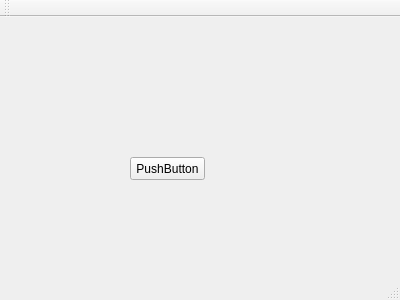
Before: the Qt Designer form mainwindow.ui in Plusers/ASL, drawn with Qt 5.
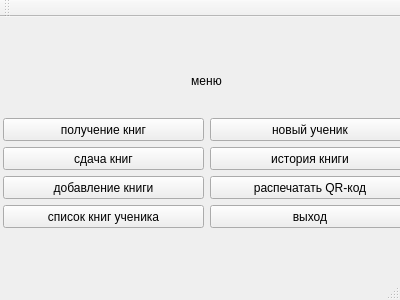
After: the same form once the commit is applied.

Commit message: moved menu to mainwindow

Diff of the .ui file:
```diff
--- a/mainwindow.ui
+++ b/mainwindow.ui
@@ -14,17 +14,121 @@
    <string>MainWindow</string>
   </property>
   <widget class="QWidget" name="centralWidget">
+   <widget class="QPushButton" name="pushButton_7">
+    <property name="geometry">
+     <rect>
+      <x>210</x>
+      <y>159</y>
+      <width>200</width>
+      <height>23</height>
+     </rect>
+    </property>
+    <property name="text">
+     <string>распечатать QR-код</string>
+    </property>
+   </widget>
+   <widget class="QLabel" name="label">
+    <property name="geometry">
+     <rect>
+      <x>3</x>
+      <y>34</y>
+      <width>407</width>
+      <height>61</height>
+     </rect>
+    </property>
+    <property name="text">
+     <string>&lt;html&gt;&lt;head/&gt;&lt;body&gt;&lt;p align=&quot;center&quot;&gt;меню&lt;/p&gt;&lt;/body&gt;&lt;/html&gt;</string>
+    </property>
+   </widget>
    <widget class="QPushButton" name="pushButton">
     <property name="geometry">
      <rect>
-      <x>130</x>
-      <y>140</y>
-      <width>75</width>
+      <x>3</x>
+      <y>101</y>
+      <width>201</width>
       <height>23</height>
      </rect>
     </property>
     <property name="text">
-     <string>PushButton</string>
+     <string>получение книг</string>
+    </property>
+   </widget>
+   <widget class="QPushButton" name="pushButton_2">
+    <property name="geometry">
+     <rect>
+      <x>3</x>
+      <y>130</y>
+      <width>201</width>
+      <height>23</height>
+     </rect>
+    </property>
+    <property name="text">
+     <string>сдача книг</string>
+    </property>
+   </widget>
+   <widget class="QPushButton" name="pushButton_8">
+    <property name="geometry">
+     <rect>
+      <x>210</x>
+      <y>188</y>
+      <width>200</width>
+      <height>23</height>
+     </rect>
+    </property>
+    <property name="text">
+     <string>выход</string>
+    </property>
+   </widget>
+   <widget class="QPushButton" name="pushButton_3">
+    <property name="geometry">
+     <rect>
+      <x>3</x>
+      <y>159</y>
+      <width>201</width>
+      <height>23</height>
+     </rect>
+    </property>
+    <property name="text">
+     <string>добавление книги</string>
+    </property>
+   </widget>
+   <widget class="QPushButton" name="pushButton_5">
+    <property name="geometry">
+     <rect>
+      <x>210</x>
+      <y>101</y>
+      <width>200</width>
+      <height>23</height>
+     </rect>
+    </property>
+    <property name="text">
+     <string>новый ученик</string>
+    </property>
+   </widget>
+   <widget class="QPushButton" name="pushButton_4">
+    <property name="geometry">
+     <rect>
+      <x>3</x>
+      <y>188</y>
+      <width>201</width>
+      <height>23</height>
+     </rect>
+    </property>
+    <property name="text">
+     <string>список книг ученика</string>
+    </property>
+   </widget>
+   <widget class="QPushButton" name="pushButton_6">
+    <property name="geometry">
+     <rect>
+      <x>210</x>
+      <y>130</y>
+      <width>200</width>
+      <height>23</height>
+     </rect>
+    </property>
+    <property name="text">
+     <string>история книги</string>
     </property>
    </widget>
   </widget>
```
The commit also changes 1 other file.
